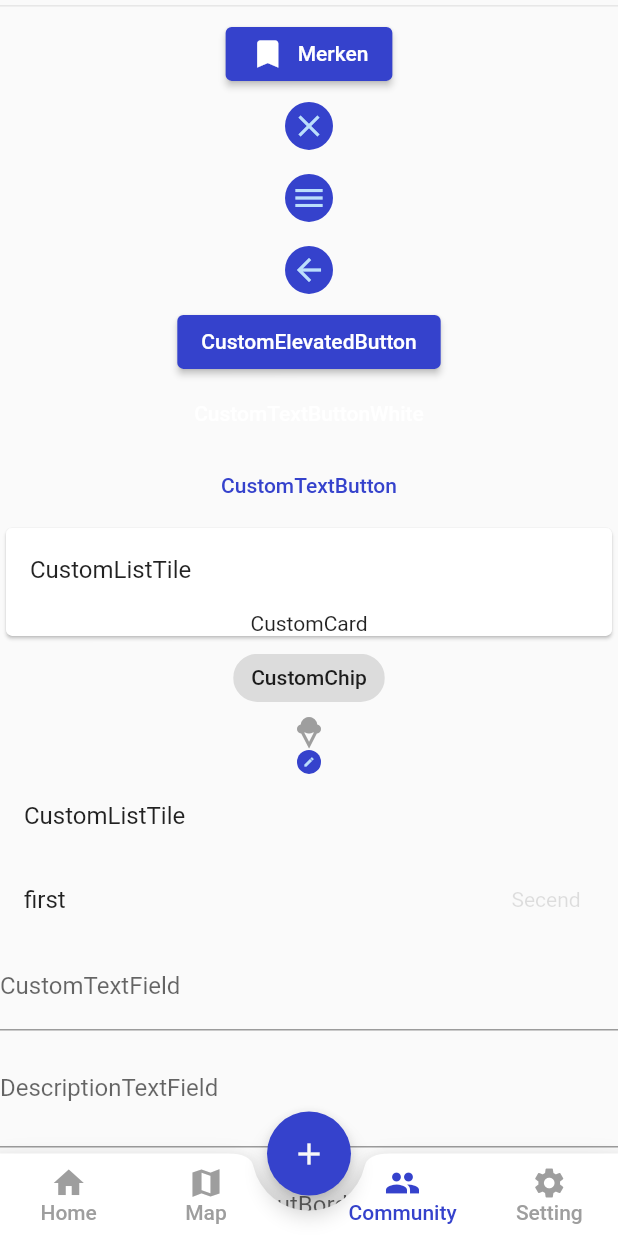
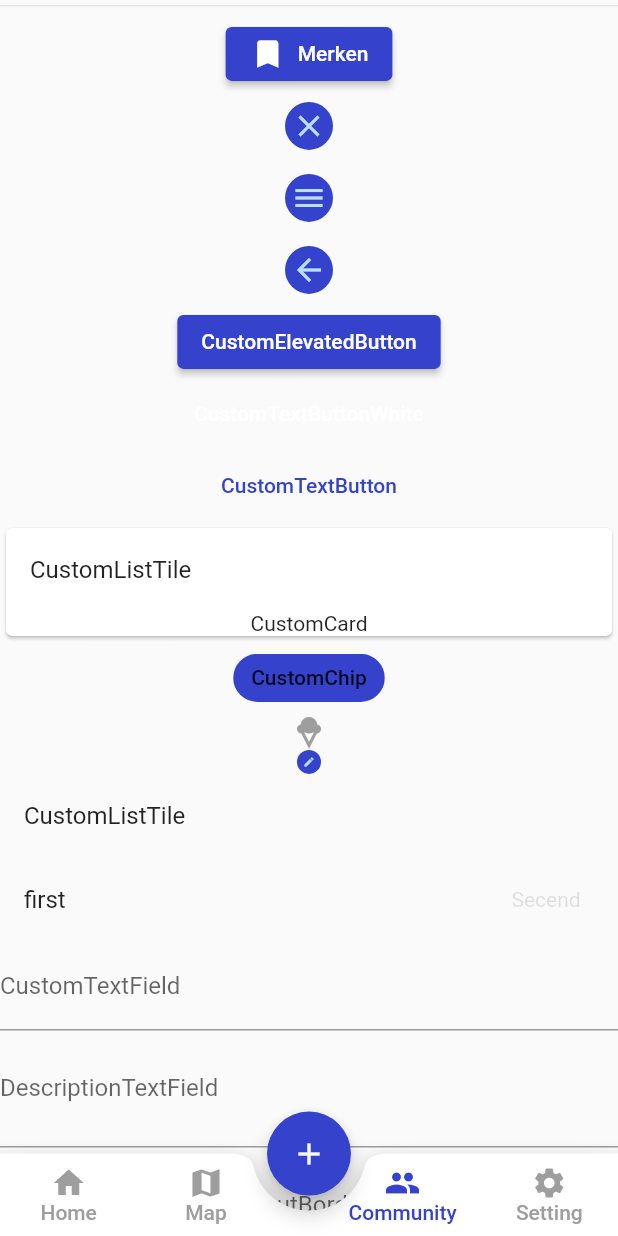
Before and after one commit to ActivityRadar/app, a Flutter app: the screen it shows after launch, item 3 of the bottom bar chosen, scrolled down 576 dp, on a phone screen of 412 x 824 dp. Run offline on Flutter 3.47's test engine with Material 2 defaults, Android fonts, the phone set to English and light mode, and no system bars; our stand-ins replace carousel_slider, flutter_image_compress, flutter_map, flutter_rating_bar, flutter_secure_storage, flutter_svg and 5 more; missing offline and left inert: aws_s3_api, flutter_map_animations, flutter_map_marker_cluster, fuzzywuzzy; accounts and stored records are empty; generated files the repository leaves out were written again; statements that could not run were skipped.

Commit message:
feat: optional chip color

```diff
--- a/lib/widgets/custom/chip.dart
+++ b/lib/widgets/custom/chip.dart
@@ -5,16 +5,18 @@ class CustomChip extends StatelessWidget {
   const CustomChip({
     super.key,
     required this.text,
+    this.backgroundColor,
   });
 
   final String text;
+  final Color? backgroundColor;
 
   @override
   Widget build(BuildContext context) {
     return Chip(
-      label: Text(
-        text,
-      ),
-    );
+        label: Text(
+          text,
+        ),
+        backgroundColor: backgroundColor ?? DesignColors.naviColor);
   }
 }
```
Also changed, not shown: lib/widgets/activityType_short.dart (+7 -1 lines).
